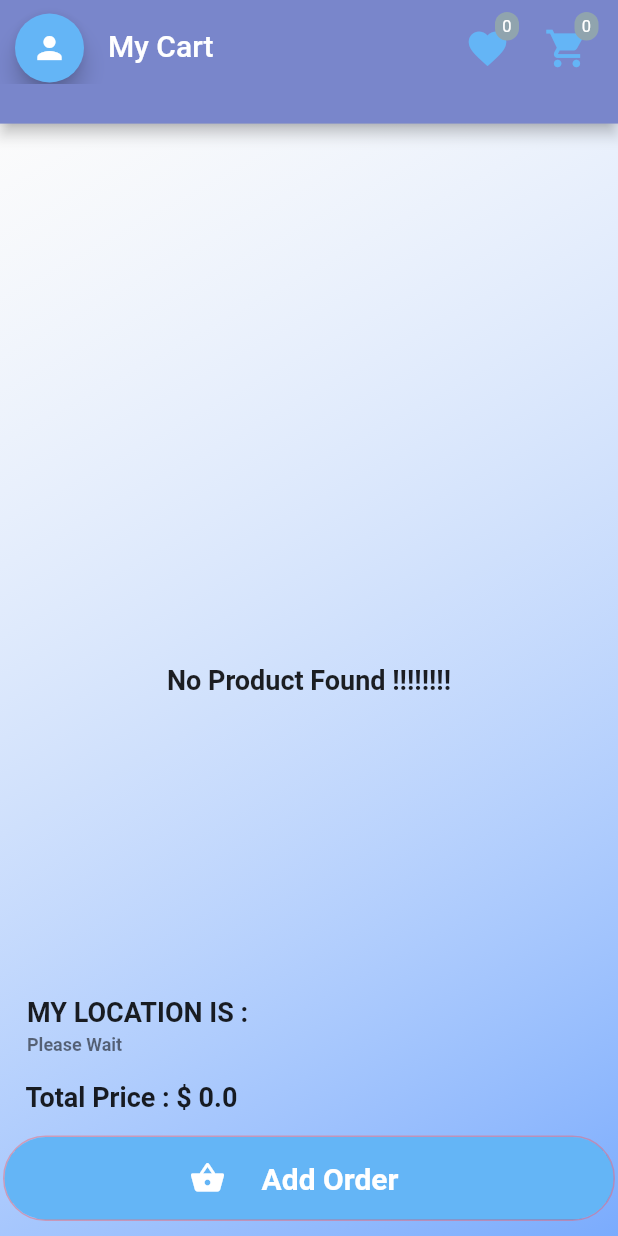
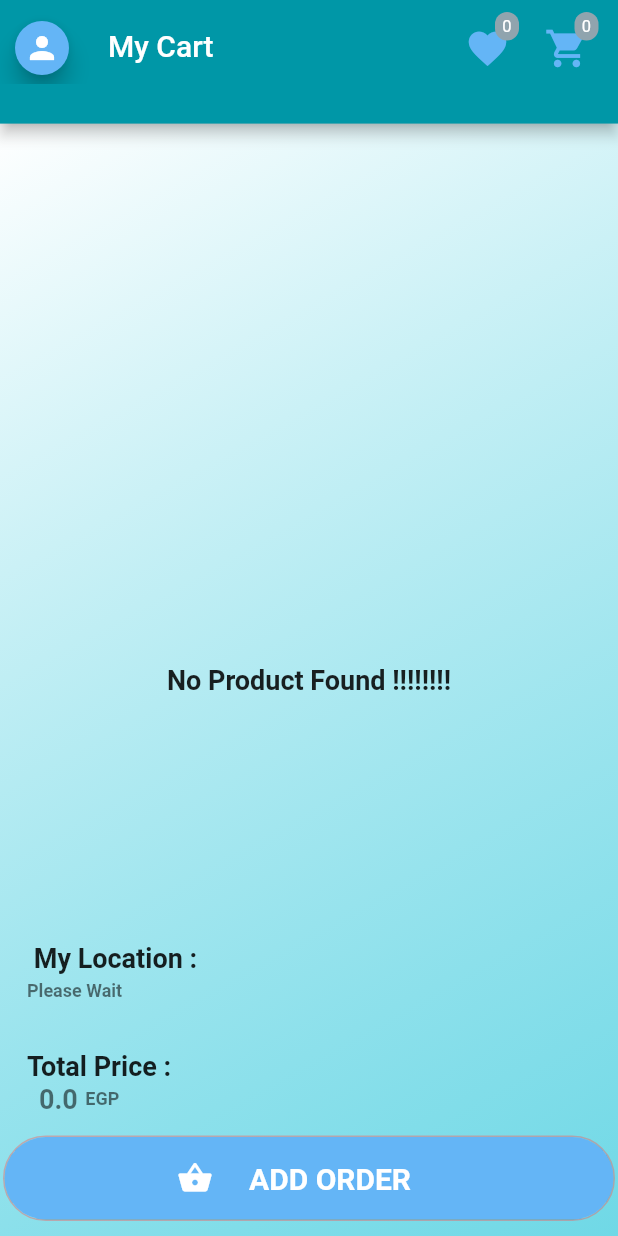
Before and after one commit to Ahmed96-eng/Clothes_App, a Flutter app: the CartScreen screen opened by its route, on a phone screen of 412 x 824 dp. Run offline on Flutter 3.47's test engine with Material 2 defaults, Android fonts, the phone set to English and light mode, and no system bars; our stand-ins replace cloud_firestore, firebase_auth, firebase_core, firebase_storage, geolocator, image_picker and 1 more; missing offline and left inert: flutter_flexible_toast; accounts and stored records are empty.

Commit message:
new commit

```diff
--- a/lib/Screens/cart_screen.dart
+++ b/lib/Screens/cart_screen.dart
@@ -2,11 +2,13 @@ import 'dart:ui';
 
 import 'package:Clothes_App/Models/product_model.dart';
 import 'package:Clothes_App/Providers/cart.dart';
+import 'package:Clothes_App/Providers/language_provider.dart';
 import 'package:Clothes_App/Screens/home_screen.dart';
 import 'package:Clothes_App/Screens/productDetails.dart';
 import 'package:Clothes_App/Screens/profile_screen.dart';
 import 'package:Clothes_App/Services/DataServices.dart';
 import 'package:Clothes_App/Widgets/appBar_widget.dart';
+import 'package:Clothes_App/Widgets/app_localizations.dart';
 import 'package:Clothes_App/Widgets/shared_widget.dart';
 import 'package:Clothes_App/constants.dart';
 import 'package:flutter/material.dart';
@@ -22,18 +24,12 @@ class CartScreen extends StatefulWidget {
 }
 
 class _CartScreenState extends State<CartScreen> {
-  GlobalKey _formKey = GlobalKey<FormState>();
   final _dataServices = DataServices();
   Position _currentPosition;
   String _currentAddress;
   final Geolocator geolocator = Geolocator()..forceAndroidLocationManager;
   TextEditingController userNameControler = TextEditingController();
   TextEditingController userPhoneControler = TextEditingController();
-  Map<String, String> _userData = {
-    kUserNameKey: '',
-    kUserEmailKey: '',
-    kUserPhoneNumberKey: '',
-  };
 
   getCurrentLocation() {
     geolocator
@@ -94,12 +90,15 @@ class _CartScreenState extends State<CartScreen> {
   @override
   Widget build(BuildContext context) {
     // Product product = ModalRoute.of(context).settings.arguments;
+    final languageProvider =
+        Provider.of<LanguageProvider>(context, listen: false);
     final cartItemProvider = Provider.of<Cart>(context, listen: false);
     List<Product> products = Provider.of<Cart>(context).products;
     return WillPopScope(
       onWillPop: _willPopScope,
       child: Scaffold(
-        appBar: appBarWidgit(context, 'My Cart'),
+        appBar: appBarWidgit(
+            context, AppLocalizations.of(context).translate("My Cart")),
         body: Stack(
           children: [
             Container(
@@ -108,7 +107,8 @@ class _CartScreenState extends State<CartScreen> {
             products.length == 0
                 ? Center(
                     child: Text(
-                      "No Product Found !!!!!!!!",
+                      AppLocalizations.of(context)
+                          .translate("No Product Found"),
                       style:
                           TextStyle(fontSize: 18, fontWeight: FontWeight.bold),
                     ),
@@ -193,12 +193,18 @@ class _CartScreenState extends State<CartScreen> {
               right: 2,
               bottom: 10,
               child: Column(
-                mainAxisAlignment: MainAxisAlignment.start,
-                crossAxisAlignment: CrossAxisAlignment.start,
+                mainAxisAlignment:
+                    languageProvider.appLocale.languageCode == 'en'
+                        ? MainAxisAlignment.start
+                        : MainAxisAlignment.end,
+                crossAxisAlignment:
+                    languageProvider.appLocale.languageCode == 'en'
+                        ? CrossAxisAlignment.start
+                        : CrossAxisAlignment.end,
                 children: [
                   ListTile(
                     title: Text(
-                      'MY LOCATION IS :',
+                      AppLocalizations.of(context).translate("My Location"),
                       style:
                           TextStyle(fontSize: 18, fontWeight: FontWeight.bold),
                     ),
@@ -208,15 +214,40 @@ class _CartScreenState extends State<CartScreen> {
                           TextStyle(fontSize: 12, fontWeight: FontWeight.bold),
                     ),
                   ),
-                  Padding(
-                    padding: const EdgeInsets.only(
-                        top: 0, bottom: 15, left: 15, right: 8),
-                    child: Text(
-                      "Total Price : \$ ${cartItemProvider.totalPrice}",
+                  ListTile(
+                    title: Text(
+                      AppLocalizations.of(context).translate("Total Price"),
                       style:
                           TextStyle(fontSize: 18, fontWeight: FontWeight.bold),
                     ),
+                    subtitle: Row(
+                      children: [
+                        Padding(
+                          padding: const EdgeInsets.only(left: 8),
+                          child: Text(
+                            cartItemProvider.totalPrice.toString(),
+                            style: TextStyle(
+                                fontSize: 18, fontWeight: FontWeight.bold),
+                          ),
+                        ),
+                        SizedBox(width: 5),
+                        Text(
+                          AppLocalizations.of(context).translate("EGP"),
+                          style: TextStyle(
+                              fontSize: 12, fontWeight: FontWeight.bold),
+                        ),
+                      ],
+                    ),
                   ),
+                  // Padding(
+                  //   padding: const EdgeInsets.only(
+                  //       top: 0, bottom: 15, left: 15, right: 8),
+                  //   child: Text(
+                  //     "Total Price : \$ ${cartItemProvider.totalPrice}",
+                  //     style:
+                  //         TextStyle(fontSize: 18, fontWeight: FontWeight.bold),
+                  //   ),
+                  // ),
                   Container(
                     width: MediaQuery.of(context).size.width,
                     decoration: BoxDecoration(
@@ -232,7 +263,7 @@ class _CartScreenState extends State<CartScreen> {
                         label: Padding(
                           padding: const EdgeInsets.all(16),
                           child: Text(
-                            'Add Order',
+                            AppLocalizations.of(context).translate("ADD ORDER"),
                             style: TextStyle(
                                 fontSize: 20,
                                 fontWeight: FontWeight.bold,
@@ -243,10 +274,13 @@ class _CartScreenState extends State<CartScreen> {
                             ? () {
                                 SharedWidget.showAlertDailog(
                                   context: context,
-                                  labelYes: 'Ok',
-                                  message: 'No Product Found !!!!!!!!',
+                                  labelYes: AppLocalizations.of(context)
+                                      .translate("Ok"),
+                                  message: AppLocalizations.of(context)
+                                      .translate("No Product Found"),
                                   labelNo: '',
-                                  titlle: 'Warning',
+                                  titlle: AppLocalizations.of(context)
+                                      .translate("Warning"),
                                   onPressNo: () {},
                                   isConfirm: false,
                                   onPressYes: () {
@@ -261,20 +295,27 @@ class _CartScreenState extends State<CartScreen> {
                                 //     Future.delayed(Duration.zero);
                                 SharedWidget.showAlertDailog(
                                   context: context,
-                                  labelYes: 'Order Now',
-                                  labelNo: 'Cancel',
-                                  titlle: 'CONFIRM ORDER',
+                                  labelYes: AppLocalizations.of(context)
+                                      .translate("Order Now"),
+                                  labelNo: AppLocalizations.of(context)
+                                      .translate("Cancel"),
+                                  titlle: AppLocalizations.of(context)
+                                      .translate("Confirm Order"),
                                   onPressNo: () {
                                     Navigator.of(context).pop();
                                   },
                                   isConfirm: true,
                                   contentDecoration: true,
-                                  contentDecorationLabel_1: 'MY LOCATION IS : ',
+                                  contentDecorationLabel_1:
+                                      AppLocalizations.of(context)
+                                          .translate("My Location"),
                                   contentDecorationMessage_1:
                                       _currentAddress ?? "Waiting",
-                                  contentDecorationLabel_2: 'TOTAL PRICE IS : ',
+                                  contentDecorationLabel_2:
+                                      AppLocalizations.of(context)
+                                          .translate("Total Price"),
                                   contentDecorationMessage_2:
-                                      '\$ ${cartItemProvider.totalPrice}',
+                                      ' ${cartItemProvider.totalPrice}',
                                   textFieldcontroller_1: userNameControler,
                                   textFieldcontroller_2: userPhoneControler,
                                   fixedEmailHint: _prefs
--- a/lib/Screens/profile_screen.dart
+++ b/lib/Screens/profile_screen.dart
@@ -230,7 +230,7 @@ class _ProfileScreenState extends State<ProfileScreen> {
                                         ),
                                         title: Text(
                                           snapshot.data.getStringList(
-                                              kUserLisDataSharedPreferences)[1],
+                                              kUserLisDataSharedPreferences)[1]??"",
                                           style: kProfileStyle,
                                         ),
                                       ),
@@ -242,7 +242,7 @@ class _ProfileScreenState extends State<ProfileScreen> {
                                         ),
                                         title: Text(
                                           snapshot.data.getStringList(
-                                              kUserLisDataSharedPreferences)[0],
+                                              kUserLisDataSharedPreferences)[0]??"",
                                           style: kProfileStyle,
                                         ),
                                       ),
@@ -254,7 +254,7 @@ class _ProfileScreenState extends State<ProfileScreen> {
                                         ),
                                         title: Text(
                                           snapshot.data.getStringList(
-                                              kUserLisDataSharedPreferences)[2],
+                                              kUserLisDataSharedPreferences)[2]??"",
                                           style: kProfileStyle,
                                         ),
                                       ),
--- a/lib/Widgets/appBar_widget.dart
+++ b/lib/Widgets/appBar_widget.dart
@@ -17,7 +17,7 @@ PreferredSizeWidget appBarWidgit(
     preferredSize: Size.fromHeight(MediaQuery.of(context).size.height * 0.1),
     child: AppBar(
       leading: Padding(
-        padding: const EdgeInsets.only(left: 10, top: 8),
+        padding: const EdgeInsets.only(left: 10, right: 10, top: 8),
         child: Container(
           // padding: EdgeInsets.all(5),
           child: FloatingActionButton(
--- a/lib/Widgets/custom_tabs.dart
+++ b/lib/Widgets/custom_tabs.dart
@@ -9,7 +9,8 @@ Widget customTabs({String id, @required String title}) {
     decoration: BoxDecoration(
         color: Colors.grey.withOpacity(0.1),
         border: Border.all(
-          color: Colors.redAccent.withOpacity(0.4),
+          width: 1.5,
+          color: Colors.white24,
         ),
         borderRadius: BorderRadius.circular(15)),
     child: Tab(
--- a/lib/main.dart
+++ b/lib/main.dart
@@ -72,10 +72,10 @@ class MyApp extends StatelessWidget {
             child: Builder(
               builder: (context) => Consumer<LanguageProvider>(
                 builder: (_, languageProviderRef, child) => MaterialApp(
-                  title: 'Clothes_App',
+                  title: 'Clothes Store',
                   debugShowCheckedModeBanner: false,
                   theme: ThemeData(
-                    primaryColor: Colors.indigo[300],
+                    primaryColor: Colors.cyan[700],
                     // primarySwatch: Colors.,
                     visualDensity: VisualDensity.adaptivePlatformDensity,
                   ),
--- a/pubspec.yaml
+++ b/pubspec.yaml
@@ -69,7 +69,7 @@ flutter:
 
   # To add assets to your application, add an assets section, like this:
   assets:
-    - assets/icons/
+    - assets/image/
     - assets/language_json/
 
 
```
Also changed, not shown: assets/language_json/ar.json (+20 -7 lines), assets/language_json/en.json (+20 -7 lines), lib/Screens/auth_screen.dart (+13 -22 lines), lib/Screens/favorite_screen.dart (+7 -2 lines), lib/Screens/home_screen.dart (+10 -8 lines), lib/Screens/productDetails.dart (+34 -10 lines), lib/Widgets/shared_widget.dart (+42 -11 lines), pubspec.lock, 37 other files.
